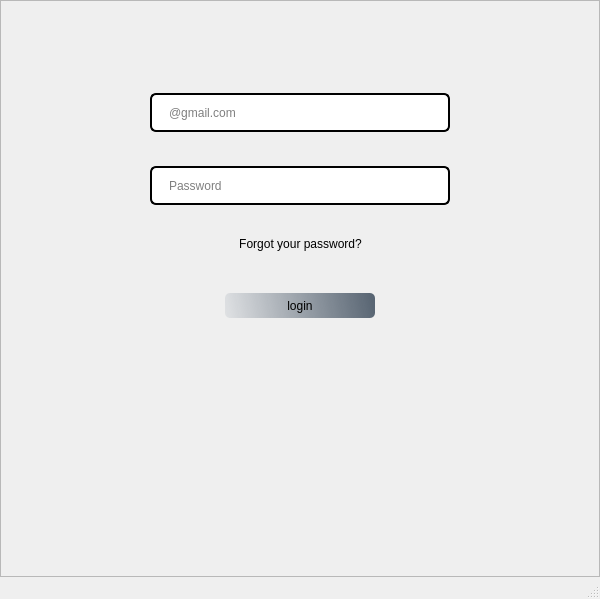
First picture: the form in UI/Login.ui, repository mukarramdaniel/Distribution-System_Python, before the edit.
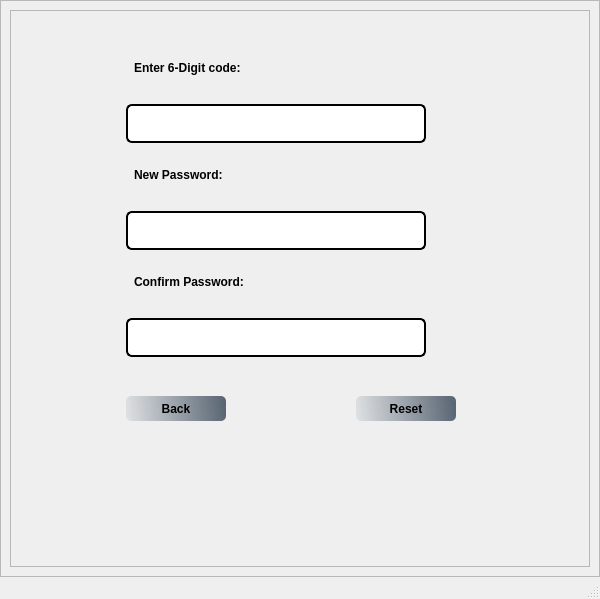
Second picture: the form after the edit. The open tabs and pages were chosen to show the change. Icons and pictures are not drawn.

Patch:
```diff
--- a/UI/Login.ui
+++ b/UI/Login.ui
@@ -647,6 +647,495 @@
         </item>
        </layout>
       </widget>
+      <widget class="QWidget" name="Reset2">
+       <property name="styleSheet">
+        <string notr="true">#Reset2{
+background-image:url(:/reset/Graphics/Login/output-onlinepngtools.png);
+padding:10px;
+}
+#resetlbl{
+height:25px;
+margin-top:0px;
+}
+#codelbl , #passwordlbl , #confirmlbl{
+height:25px;
+margin-top:-5px;
+padding:5px;
+}
+#codetxt , #passwordtxt , #confirmtxt{
+height:25px;
+border:2px solid black;
+border-radius : 6px;
+padding:5px 10px;
+}
+#emailtxt:hover , #passwordtxt:hover , #confirmtxt:hover{
+border:2px solid gray;
+}
+#emailtxt:focus , #passwordfocus , #confirmtxt:focus{
+border:2px solid gray;
+}
+#backbtn_2 , #resetbtn{
+margin-top:15px;
+height:25px;
+width:50px;
+color:black;
+background-color:qlineargradient(spread:pad,x1:0,y1:0.505682,x2:1,y2:0.477,stop:0 rgba(20,47,78,20),stop:1 rgba(85,98,112,250));
+border-radius:5px;
+}
+#backbtnbtn:pressed , #resetbtn:pressed {
+	padding-left:5px;
+	padding-top:5px;
+	background-color:rgba(112,112,112,255);
+	border-postion:calc(100% -10px)center;
+}
+#backbtn:hover , resetbtn:hover {
+	background-color:rgba(112,112,112,255);
+}
+</string>
+       </property>
+       <layout class="QHBoxLayout" name="horizontalLayout_9">
+        <item>
+         <widget class="QWidget" name="widget_10" native="true">
+          <layout class="QHBoxLayout" name="horizontalLayout_17">
+           <property name="spacing">
+            <number>0</number>
+           </property>
+           <property name="leftMargin">
+            <number>0</number>
+           </property>
+           <property name="topMargin">
+            <number>0</number>
+           </property>
+           <property name="rightMargin">
+            <number>0</number>
+           </property>
+           <property name="bottomMargin">
+            <number>0</number>
+           </property>
+           <item>
+            <widget class="QFrame" name="resetframe_2">
+             <property name="frameShape">
+              <enum>QFrame::StyledPanel</enum>
+             </property>
+             <property name="frameShadow">
+              <enum>QFrame::Raised</enum>
+             </property>
+             <layout class="QFormLayout" name="formLayout_2">
+              <property name="horizontalSpacing">
+               <number>6</number>
+              </property>
+              <property name="verticalSpacing">
+               <number>6</number>
+              </property>
+              <property name="leftMargin">
+               <number>0</number>
+              </property>
+              <property name="topMargin">
+               <number>0</number>
+              </property>
+              <property name="rightMargin">
+               <number>0</number>
+              </property>
+              <property name="bottomMargin">
+               <number>0</number>
+              </property>
+              <item row="0" column="1">
+               <widget class="QLabel" name="logolbl_2">
+                <property name="text">
+                 <string>&lt;html&gt;&lt;head/&gt;&lt;body&gt;&lt;p&gt;&lt;img src=&quot;:/reset/Graphics/Login/ARM_LOGO_Crop-removebg-preview.png&quot;/&gt;&lt;/p&gt;&lt;/body&gt;&lt;/html&gt;</string>
+                </property>
+                <property name="alignment">
+                 <set>Qt::AlignRight|Qt::AlignTrailing|Qt::AlignVCenter</set>
+                </property>
+               </widget>
+              </item>
+              <item row="2" column="1">
+               <widget class="QWidget" name="widget_11" native="true">
+                <layout class="QHBoxLayout" name="horizontalLayout_10">
+                 <item>
+                  <spacer name="horizontalSpacer_17">
+                   <property name="orientation">
+                    <enum>Qt::Horizontal</enum>
+                   </property>
+                   <property name="sizeType">
+                    <enum>QSizePolicy::Preferred</enum>
+                   </property>
+                   <property name="sizeHint" stdset="0">
+                    <size>
+                     <width>100</width>
+                     <height>20</height>
+                    </size>
+                   </property>
+                  </spacer>
+                 </item>
+                 <item>
+                  <widget class="QLabel" name="codelbl">
+                   <property name="font">
+                    <font>
+                     <weight>75</weight>
+                     <bold>true</bold>
+                    </font>
+                   </property>
+                   <property name="text">
+                    <string>Enter 6-Digit code:</string>
+                   </property>
+                  </widget>
+                 </item>
+                 <item>
+                  <spacer name="horizontalSpacer_18">
+                   <property name="orientation">
+                    <enum>Qt::Horizontal</enum>
+                   </property>
+                   <property name="sizeHint" stdset="0">
+                    <size>
+                     <width>40</width>
+                     <height>20</height>
+                    </size>
+                   </property>
+                  </spacer>
+                 </item>
+                </layout>
+               </widget>
+              </item>
+              <item row="3" column="1">
+               <widget class="QWidget" name="widget_12" native="true">
+                <layout class="QHBoxLayout" name="horizontalLayout_11">
+                 <item>
+                  <spacer name="horizontalSpacer_19">
+                   <property name="orientation">
+                    <enum>Qt::Horizontal</enum>
+                   </property>
+                   <property name="sizeType">
+                    <enum>QSizePolicy::Preferred</enum>
+                   </property>
+                   <property name="sizeHint" stdset="0">
+                    <size>
+                     <width>100</width>
+                     <height>20</height>
+                    </size>
+                   </property>
+                  </spacer>
+                 </item>
+                 <item>
+                  <widget class="QLineEdit" name="codetxt">
+                   <property name="minimumSize">
+                    <size>
+                     <width>300</width>
+                     <height>0</height>
+                    </size>
+                   </property>
+                  </widget>
+                 </item>
+                 <item>
+                  <spacer name="horizontalSpacer_20">
+                   <property name="orientation">
+                    <enum>Qt::Horizontal</enum>
+                   </property>
+                   <property name="sizeHint" stdset="0">
+                    <size>
+                     <width>40</width>
+                     <height>20</height>
+                    </size>
+                   </property>
+                  </spacer>
+                 </item>
+                </layout>
+               </widget>
+              </item>
+              <item row="4" column="1">
+               <widget class="QWidget" name="widget_13" native="true">
+                <layout class="QHBoxLayout" name="horizontalLayout_12">
+                 <item>
+                  <spacer name="horizontalSpacer_21">
+                   <property name="orientation">
+                    <enum>Qt::Horizontal</enum>
+                   </property>
+                   <property name="sizeType">
+                    <enum>QSizePolicy::Preferred</enum>
+                   </property>
+                   <property name="sizeHint" stdset="0">
+                    <size>
+                     <width>100</width>
+                     <height>20</height>
+                    </size>
+                   </property>
+                  </spacer>
+                 </item>
+                 <item>
+                  <widget class="QLabel" name="passwordlbl">
+                   <property name="font">
+                    <font>
+                     <weight>75</weight>
+                     <bold>true</bold>
+                    </font>
+                   </property>
+                   <property name="text">
+                    <string>New Password:</string>
+                   </property>
+                  </widget>
+                 </item>
+                 <item>
+                  <spacer name="horizontalSpacer_22">
+                   <property name="orientation">
+                    <enum>Qt::Horizontal</enum>
+                   </property>
+                   <property name="sizeHint" stdset="0">
+                    <size>
+                     <width>40</width>
+                     <height>20</height>
+                    </size>
+                   </property>
+                  </spacer>
+                 </item>
+                </layout>
+               </widget>
+              </item>
+              <item row="5" column="1">
+               <widget class="QWidget" name="widget_14" native="true">
+                <layout class="QHBoxLayout" name="horizontalLayout_13">
+                 <item>
+                  <spacer name="horizontalSpacer_23">
+                   <property name="orientation">
+                    <enum>Qt::Horizontal</enum>
+                   </property>
+                   <property name="sizeType">
+                    <enum>QSizePolicy::Preferred</enum>
+                   </property>
+                   <property name="sizeHint" stdset="0">
+                    <size>
+                     <width>100</width>
+                     <height>20</height>
+                    </size>
+                   </property>
+                  </spacer>
+                 </item>
+                 <item>
+                  <widget class="QLineEdit" name="passwordtxt">
+                   <property name="minimumSize">
+                    <size>
+                     <width>300</width>
+                     <height>0</height>
+                    </size>
+                   </property>
+                  </widget>
+                 </item>
+                 <item>
+                  <spacer name="horizontalSpacer_24">
+                   <property name="orientation">
+                    <enum>Qt::Horizontal</enum>
+                   </property>
+                   <property name="sizeHint" stdset="0">
+                    <size>
+                     <width>40</width>
+                     <height>20</height>
+                    </size>
+                   </property>
+                  </spacer>
+                 </item>
+                </layout>
+               </widget>
+              </item>
+              <item row="6" column="1">
+               <widget class="QWidget" name="widget_15" native="true">
+                <layout class="QHBoxLayout" name="horizontalLayout_14">
+                 <item>
+                  <spacer name="horizontalSpacer_25">
+                   <property name="orientation">
+                    <enum>Qt::Horizontal</enum>
+                   </property>
+                   <property name="sizeType">
+                    <enum>QSizePolicy::Preferred</enum>
+                   </property>
+                   <property name="sizeHint" stdset="0">
+                    <size>
+                     <width>100</width>
+                     <height>20</height>
+                    </size>
+                   </property>
+                  </spacer>
+                 </item>
+                 <item>
+                  <widget class="QLabel" name="confirmlbl">
+                   <property name="font">
+                    <font>
+                     <weight>75</weight>
+                     <bold>true</bold>
+                    </font>
+                   </property>
+                   <property name="text">
+                    <string>Confirm Password:</string>
+                   </property>
+                  </widget>
+                 </item>
+                 <item>
+                  <spacer name="horizontalSpacer_26">
+                   <property name="orientation">
+                    <enum>Qt::Horizontal</enum>
+                   </property>
+                   <property name="sizeHint" stdset="0">
+                    <size>
+                     <width>40</width>
+                     <height>20</height>
+                    </size>
+                   </property>
+                  </spacer>
+                 </item>
+                </layout>
+               </widget>
+              </item>
+              <item row="7" column="1">
+               <widget class="QWidget" name="widget_16" native="true">
+                <layout class="QHBoxLayout" name="horizontalLayout_15">
+                 <item>
+                  <spacer name="horizontalSpacer_27">
+                   <property name="orientation">
+                    <enum>Qt::Horizontal</enum>
+                   </property>
+                   <property name="sizeType">
+                    <enum>QSizePolicy::Preferred</enum>
+                   </property>
+                   <property name="sizeHint" stdset="0">
+                    <size>
+                     <width>100</width>
+                     <height>20</height>
+                    </size>
+                   </property>
+                  </spacer>
+                 </item>
+                 <item>
+                  <widget class="QLineEdit" name="confirmtxt">
+                   <property name="minimumSize">
+                    <size>
+                     <width>300</width>
+                     <height>0</height>
+                    </size>
+                   </property>
+                  </widget>
+                 </item>
+                 <item>
+                  <spacer name="horizontalSpacer_28">
+                   <property name="orientation">
+                    <enum>Qt::Horizontal</enum>
+                   </property>
+                   <property name="sizeHint" stdset="0">
+                    <size>
+                     <width>40</width>
+                     <height>20</height>
+                    </size>
+                   </property>
+                  </spacer>
+                 </item>
+                </layout>
+               </widget>
+              </item>
+              <item row="8" column="1">
+               <widget class="QWidget" name="widget_17" native="true">
+                <layout class="QHBoxLayout" name="horizontalLayout_16">
+                 <item>
+                  <spacer name="horizontalSpacer_29">
+                   <property name="orientation">
+                    <enum>Qt::Horizontal</enum>
+                   </property>
+                   <property name="sizeType">
+                    <enum>QSizePolicy::Preferred</enum>
+                   </property>
+                   <property name="sizeHint" stdset="0">
+                    <size>
+                     <width>100</width>
+                     <height>20</height>
+                    </size>
+                   </property>
+                  </spacer>
+                 </item>
+                 <item>
+                  <widget class="QPushButton" name="backbtn_2">
+                   <property name="minimumSize">
+                    <size>
+                     <width>100</width>
+                     <height>0</height>
+                    </size>
+                   </property>
+                   <property name="font">
+                    <font>
+                     <weight>75</weight>
+                     <bold>true</bold>
+                    </font>
+                   </property>
+                   <property name="text">
+                    <string>Back</string>
+                   </property>
+                   <property name="icon">
+                    <iconset resource="../reset.qrc">
+                     <normaloff>:/reset/Graphics/reser/icons8-back-arrow-30.png</normaloff>:/reset/Graphics/reser/icons8-back-arrow-30.png</iconset>
+                   </property>
+                  </widget>
+                 </item>
+                 <item>
+                  <spacer name="horizontalSpacer_30">
+                   <property name="orientation">
+                    <enum>Qt::Horizontal</enum>
+                   </property>
+                   <property name="sizeHint" stdset="0">
+                    <size>
+                     <width>40</width>
+                     <height>20</height>
+                    </size>
+                   </property>
+                  </spacer>
+                 </item>
+                 <item>
+                  <widget class="QPushButton" name="resetbtn">
+                   <property name="minimumSize">
+                    <size>
+                     <width>100</width>
+                     <height>0</height>
+                    </size>
+                   </property>
+                   <property name="font">
+                    <font>
+                     <weight>75</weight>
+                     <bold>true</bold>
+                    </font>
+                   </property>
+                   <property name="text">
+                    <string>Reset</string>
+                   </property>
+                  </widget>
+                 </item>
+                 <item>
+                  <spacer name="horizontalSpacer_31">
+                   <property name="orientation">
+                    <enum>Qt::Horizontal</enum>
+                   </property>
+                   <property name="sizeHint" stdset="0">
+                    <size>
+                     <width>40</width>
+                     <height>20</height>
+                    </size>
+                   </property>
+                  </spacer>
+                 </item>
+                </layout>
+               </widget>
+              </item>
+              <item row="1" column="1">
+               <widget class="QLabel" name="resetlbl">
+                <property name="text">
+                 <string>&lt;html&gt;&lt;head/&gt;&lt;body&gt;&lt;p&gt;&lt;img src=&quot;:/reset/Graphics/reser/icons8-forgot-password-30.png&quot;/&gt;&lt;/p&gt;&lt;/body&gt;&lt;/html&gt;</string>
+                </property>
+                <property name="alignment">
+                 <set>Qt::AlignCenter</set>
+                </property>
+               </widget>
+              </item>
+             </layout>
+            </widget>
+           </item>
+          </layout>
+         </widget>
+        </item>
+       </layout>
+      </widget>
      </widget>
     </item>
    </layout>
```
Left out of the diff: 2 changed lines with no effect on the pictures.
